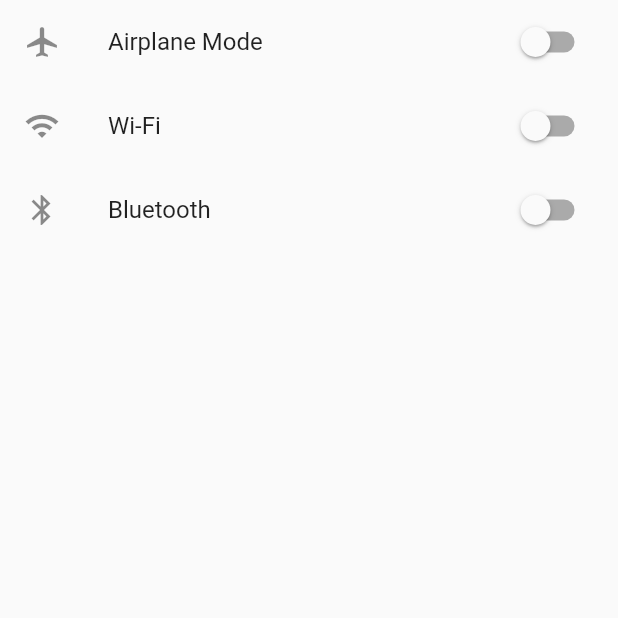
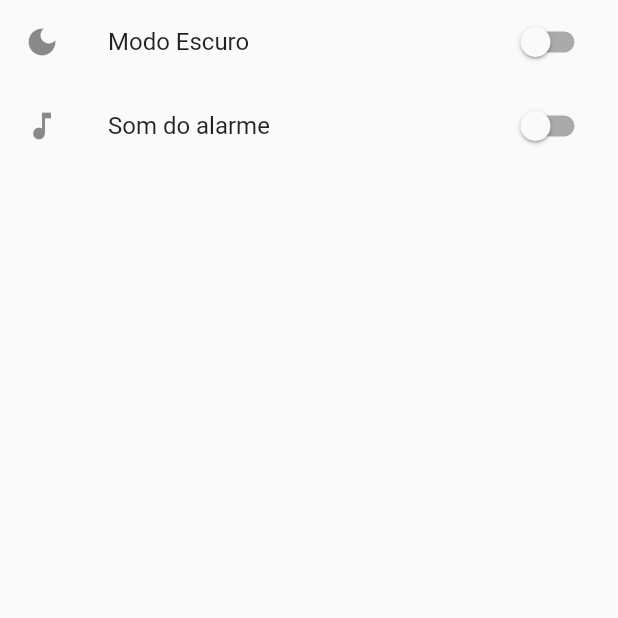
Before and after one commit to themaripool/ProjetoFinal-MarielaAndrade, a Flutter app: the Settings screen opened directly, on a phone screen of 412 x 824 dp, the top half of it. Run offline on Flutter 3.47's test engine with Material 2 defaults, Android fonts, the light colour scheme and no system bars; our stand-ins replace firebase_core, firebase_database, flutter_form_builder, flutter_local_notifications, syncfusion_flutter_charts, typed_data; missing offline and left inert: mqtt_client; accounts and stored records are empty.

Commit message:
[FIX] Tela de ajustes no ios

```diff
--- a/lib/Screens/GeneralUseCase/Pages/Settings.dart
+++ b/lib/Screens/GeneralUseCase/Pages/Settings.dart
@@ -1,3 +1,4 @@
+import 'package:flutter/cupertino.dart';
 import 'package:flutter/material.dart';
 
 class Settings extends StatefulWidget {
@@ -6,47 +7,101 @@ class Settings extends StatefulWidget {
 }
 
 class _SettingsState extends State<Settings> {
-  bool _toggleAirplaneMode = false;
-  bool _toggleWifi = false;
-  bool _toggleBluetooth = false;
+  bool _toggleDarkMode = false;
+  bool _toggleSoundMode = false;
 
   @override
   Widget build(BuildContext context) {
-    return Scaffold(
+    final _platform = Theme.of(context).platform;
+
+    if (_platform == TargetPlatform.iOS) {
+      return Scaffold(
+      body: Column(
+        children: [
+          Padding(
+            padding: const EdgeInsets.all(16.0),
+            child: Row(
+              crossAxisAlignment: CrossAxisAlignment.center,
+              mainAxisAlignment: MainAxisAlignment.spaceBetween,
+              children: [
+                Row(
+                  children: [
+                    Padding(
+                      padding: const EdgeInsets.only(right: 10.0),
+                      child: Icon(CupertinoIcons.moon),
+                    ),
+                    Text('Modo Escuro'),
+                  ],
+                ),
+                CupertinoSwitch(
+                  onChanged: (value) {
+                    setState(() {
+                      _toggleDarkMode = value;
+                    });
+                  },
+                  value: _toggleDarkMode,
+                ),
+              ],
+            ),
+          ),
+
+          Padding(
+            padding: const EdgeInsets.all(16.0),
+            child: Row(
+              crossAxisAlignment: CrossAxisAlignment.center,
+              mainAxisAlignment: MainAxisAlignment.spaceBetween,
+              children: [
+                Row(
+                  children: [
+                    Padding(
+                      padding: const EdgeInsets.only(right: 10.0),
+                      child: Icon(CupertinoIcons.speaker_2),
+                    ),
+                    Text('Som do alarme'),
+                  ],
+                ),
+                CupertinoSwitch(
+                  onChanged: (value) {
+                    setState(() {
+                      _toggleSoundMode = value;
+                    });
+                  },
+                  value: _toggleSoundMode,
+                ),
+              ],
+            ),
+          ),
+        ],
+      ),
+    );
+
+    } else {
+      return Scaffold(
       body: Column(
         children: [
           SwitchListTile(
-            title: Text('Airplane Mode'),
-            secondary: Icon(Icons.airplanemode_active),
+            title: Text('Modo Escuro'),
+            secondary: Icon(Icons.dark_mode),
             onChanged: (value) {
               setState(() {
-                _toggleAirplaneMode = value;
+                _toggleDarkMode = value;
               });
             },
-            value: _toggleAirplaneMode,
+            value: _toggleDarkMode,
           ),
           SwitchListTile(
-            title: Text('Wi-Fi'),
-            secondary: Icon(Icons.wifi),
+            title: Text('Som do alarme'),
+            secondary: Icon(Icons.music_note),
             onChanged: (value) {
               setState(() {
-                _toggleWifi = value;
+                _toggleSoundMode = value;
               });
             },
-            value: _toggleWifi,
+            value: _toggleSoundMode,
           ),
-          SwitchListTile(
-            title: Text('Bluetooth'),
-            secondary: Icon(Icons.bluetooth),
-            onChanged: (value) {
-              setState(() {
-                _toggleBluetooth = value;
-              });
-            },
-            value: _toggleBluetooth,
-          )
         ],
       ),
     );
+    }
   }
 }
```
